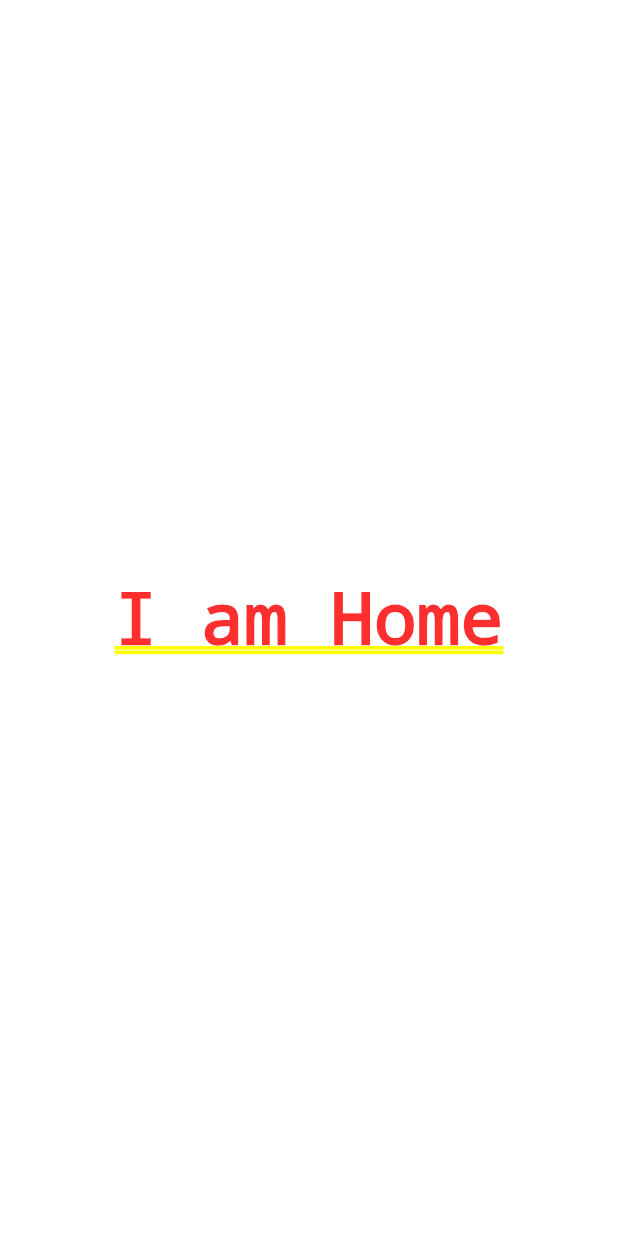
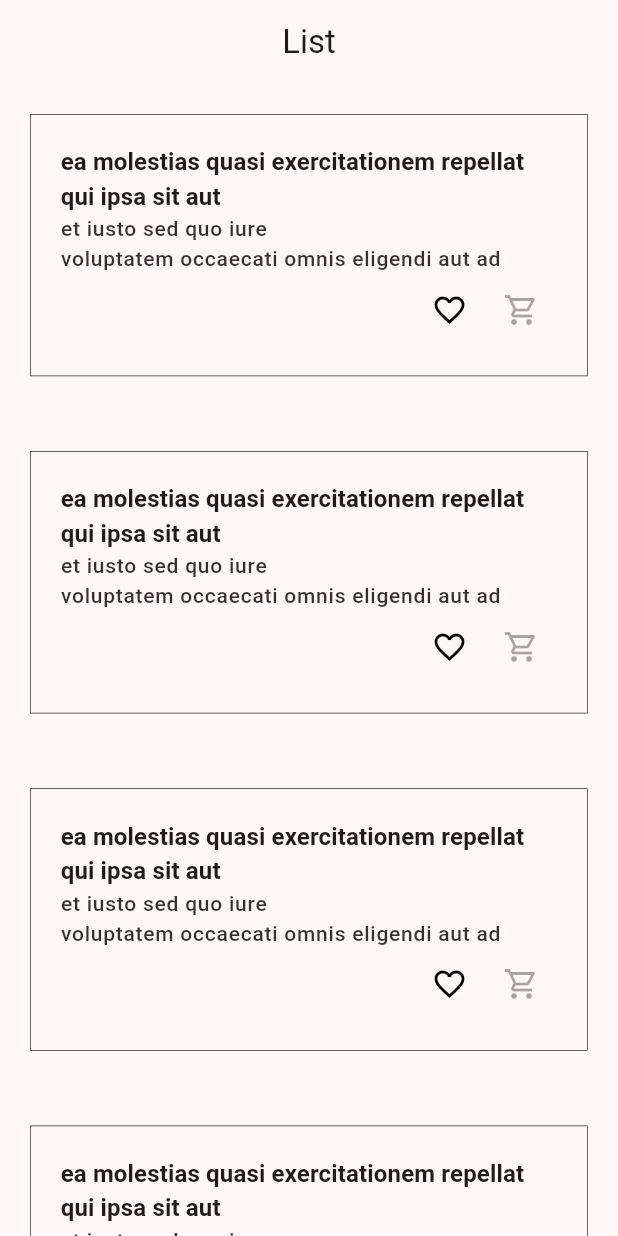
Before and after one commit to prajwol32547/TechJar, a Flutter app: the screen it shows after launch, on a phone screen of 412 x 824 dp. Run offline on Flutter 3.47's test engine with Material 3 defaults, Android fonts, the phone set to English and light mode, and no system bars; our stand-ins replace bloc, flutter_bloc.

Commit message:
HomePage layout design

```diff
--- a/lib/Presentation/HomeScreen/HomeScreen.dart
+++ b/lib/Presentation/HomeScreen/HomeScreen.dart
@@ -1,13 +1,28 @@
 import 'package:flutter/material.dart';
+import 'package:tecapp/Presentation/HomeScreen/Widget/ListCard.dart';
 
 class HomeScreen extends StatelessWidget {
   const HomeScreen({super.key});
 
   @override
   Widget build(BuildContext context) {
-    return Container(
-      child: Center(
-        child: Text('I am Home'),
+    return Scaffold(
+      appBar: AppBar(
+        forceMaterialTransparency: true,
+        centerTitle: true,
+        title: Text('List'),
+      ),
+      body: Container(
+        height: MediaQuery.of(context).size.height,
+        width: double.infinity,
+        child: ListView.separated(
+            itemBuilder: (context, index) {
+              return ListCard(context);
+            },
+            separatorBuilder: (context, index) => SizedBox(
+                  height: 10,
+                ),
+            itemCount: 10),
       ),
     );
   }
--- /dev/null
+++ b/lib/Presentation/HomeScreen/Widget/ListCard.dart
@@ -0,0 +1,59 @@
+import 'package:flutter/material.dart';
+import 'package:flutter_bloc/flutter_bloc.dart';
+import 'package:tecapp/Presentation/HomeScreen/bloc/home_bloc.dart';
+
+Widget ListCard(context) {
+  return Padding(
+    padding: const EdgeInsets.all(20.0),
+    child: Container(
+      padding: const EdgeInsets.all(20.0),
+      decoration: BoxDecoration(
+        border: Border.all(width: 0.4),
+      ),
+      child: Column(
+        children: [
+          // const Card(
+          //   child: SizedBox(
+          //     height: 120,
+          //     width: double.infinity,
+          //     child: Text('Image'),
+          //   ),
+          // ),
+          Text(
+            'ea molestias quasi exercitationem repellat qui ipsa sit aut',
+            softWrap: true,
+            maxLines: 2,
+            overflow: TextOverflow.ellipsis,
+            style: Theme.of(context).textTheme.labelLarge,
+          ),
+          Text(
+              'et iusto sed quo iure\nvoluptatem occaecati omnis eligendi aut ad\nvoluptatem doloribus vel accusantium quis pariatur\nmolestiae porro eius odio et labore et velit aut',
+              softWrap: true,
+              maxLines: 2,
+              overflow: TextOverflow.ellipsis,
+              style: Theme.of(context).textTheme.labelSmall),
+          Row(
+            children: [
+              Expanded(child: Container()),
+              IconButton(
+                onPressed: null,
+                // onPressed: () => {
+                //   context
+                //       .read<HomeBloc>()
+                //       .add(CartButtonClickedEvent(color: Colors.red))
+                // },
+                icon: Icon(Icons.favorite_border, color: Colors.black
+                    // Handle null color
+                    ),
+              ),
+              IconButton(
+                onPressed: null,
+                icon: Icon(Icons.shopping_cart_outlined),
+              ),
+            ],
+          ),
+        ],
+      ),
+    ),
+  );
+}
--- a/lib/main.dart
+++ b/lib/main.dart
@@ -11,8 +11,16 @@ class MyApp extends StatelessWidget {
   @override
   Widget build(BuildContext context) {
     return MaterialApp(
-      title: 'Flutter Demo',
+      debugShowCheckedModeBanner: false,
+      title: 'Tech Jar',
       theme: ThemeData(
+        textTheme: TextTheme(
+            labelLarge: TextStyle(
+              fontSize: 16,
+              fontWeight: FontWeight.bold,
+            ),
+            labelSmall:
+                TextStyle(fontSize: 14, color: Colors.black.withOpacity(.8))),
         colorScheme: ColorScheme.fromSeed(
             seedColor: const Color.fromARGB(255, 19, 18, 18)),
         useMaterial3: true,
```
